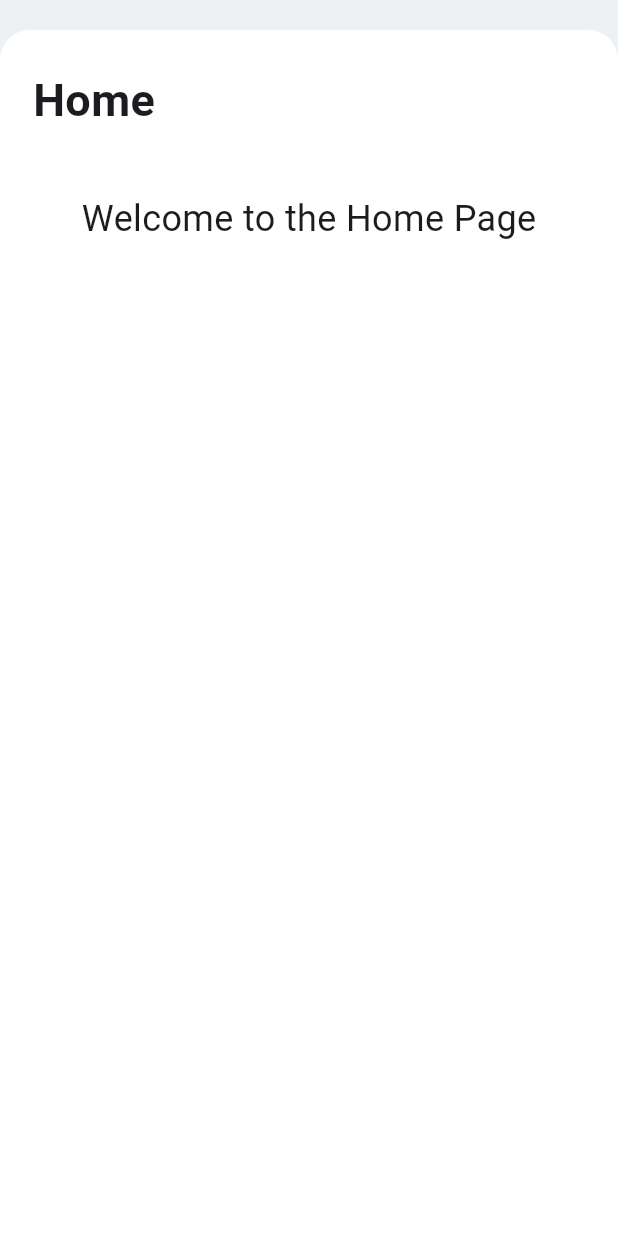
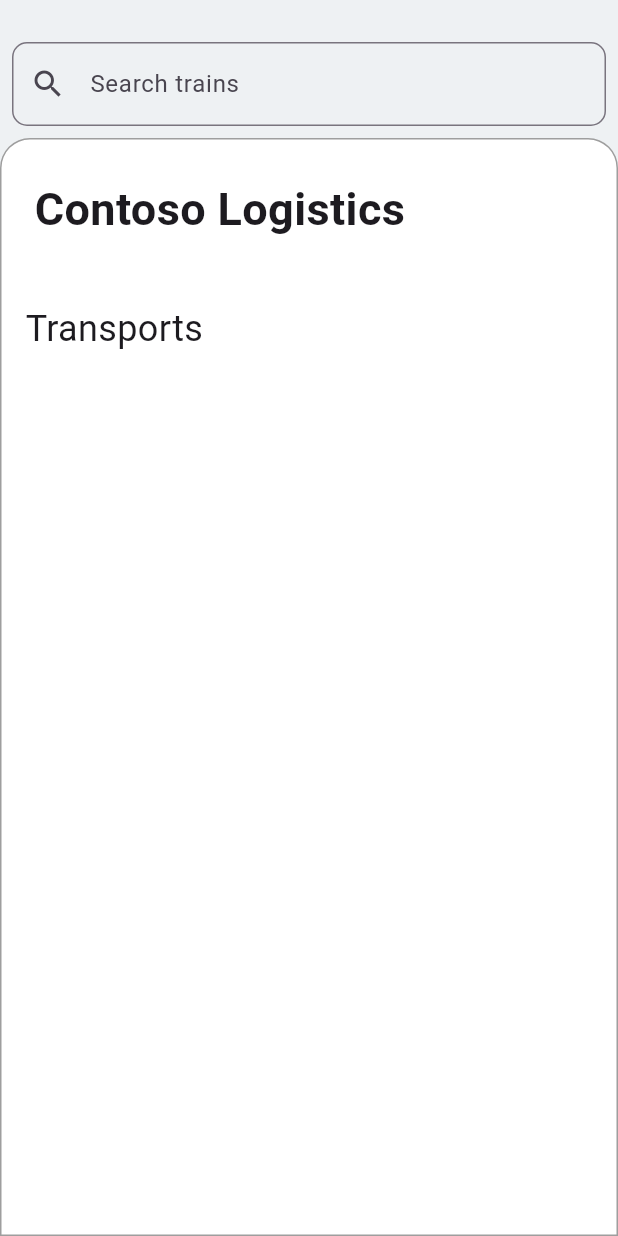
Before and after one commit to pcantaluppi/mad, a Flutter app: the HomePage screen opened directly, on a phone screen of 412 x 824 dp. Run offline on Flutter 3.47's test engine with Material 3 defaults, Android fonts, the phone set to English and light mode, and no system bars; our stand-ins replace cloud_firestore, email_validator, firebase_auth, firebase_core, flutter_dotenv; accounts and stored records are empty.

```diff
--- a/lib/components/home.dart
+++ b/lib/components/home.dart
@@ -2,6 +2,7 @@
 import 'package:flutter/material.dart';
 import 'login.dart';
 import 'package:firebase_auth/firebase_auth.dart';
+import 'package:cloud_firestore/cloud_firestore.dart';
 import '/components/common/page_header.dart';
 import '/components/common/page_heading.dart';
 
@@ -21,48 +22,106 @@ class HomePage extends StatelessWidget {
                 (Route<dynamic> route) => false,
               );
             });
-            // Return an empty container to handle the frame callback
-            return Container();
+            return Container(); // Return empty container to handle frame callback
           }
-          // User is logged in
-          return _buildHomePage(context);
+          return _HomePageStateful();
         }
-
-        // While waiting for the connection to establish, show a loading spinner
         return const Scaffold(
           body: Center(child: CircularProgressIndicator()),
         );
       },
     );
   }
+}
 
-  Widget _buildHomePage(BuildContext context) {
+class _HomePageStateful extends StatefulWidget {
+  @override
+  __HomePageStatefulState createState() => __HomePageStatefulState();
+}
+
+class __HomePageStatefulState extends State<_HomePageStateful> {
+  final TextEditingController _searchController = TextEditingController();
+  Stream<QuerySnapshot>? _tasksStream;
+
+  @override
+  void initState() {
+    super.initState();
+    _tasksStream = FirebaseFirestore.instance.collection('tasks').snapshots();
+    _searchController.addListener(_filterTasks);
+  }
+
+  void _filterTasks() {
+    if (_searchController.text.isEmpty) {
+      setState(() {
+        _tasksStream =
+            FirebaseFirestore.instance.collection('tasks').snapshots();
+      });
+    } else {
+      String searchText = _searchController.text;
+      String endString = searchText.substring(0, searchText.length - 1) +
+          String.fromCharCode(searchText.codeUnitAt(searchText.length - 1) + 1);
+      setState(() {
+        _tasksStream = FirebaseFirestore.instance
+            .collection('tasks')
+            .where('title', isGreaterThanOrEqualTo: searchText)
+            .where('title', isLessThan: endString)
+            .snapshots();
+      });
+    }
+  }
+
+  @override
+  void dispose() {
+    _searchController.dispose();
+    super.dispose();
+  }
+
+  @override
+  Widget build(BuildContext context) {
     return SafeArea(
       child: Scaffold(
         backgroundColor: const Color(0xffEEF1F3),
         body: Column(
           children: [
             const PageHeader(),
+            Padding(
+              padding: const EdgeInsets.all(8.0),
+              child: TextField(
+                controller: _searchController,
+                decoration: InputDecoration(
+                  labelText: "Search trains",
+                  hintText: "Enter train number",
+                  prefixIcon: const Icon(Icons.search),
+                  border: OutlineInputBorder(
+                    borderRadius: BorderRadius.circular(10),
+                  ),
+                  floatingLabelBehavior: FloatingLabelBehavior.never,
+                ),
+              ),
+            ),
             Expanded(
               child: Container(
-                decoration: const BoxDecoration(
+                decoration: BoxDecoration(
                   color: Colors.white,
-                  borderRadius: BorderRadius.vertical(
+                  borderRadius: const BorderRadius.vertical(
                     top: Radius.circular(20),
                   ),
+                  border: Border.all(color: Colors.grey, width: 1),
                 ),
-                child: const SingleChildScrollView(
+                child: SingleChildScrollView(
                   child: Column(
                     children: [
-                      PageHeading(title: 'Home'),
+                      const PageHeading(title: 'Contoso Logistics'),
                       Padding(
-                        padding: EdgeInsets.all(16),
+                        padding: const EdgeInsets.all(16),
                         child: Column(
+                          crossAxisAlignment: CrossAxisAlignment.start,
                           children: [
-                            Text(
-                              'Welcome to the Home Page',
+                            const Text(
+                              'Transports',
                               style: TextStyle(fontSize: 24),
                             ),
+                            _buildTaskList(), // Firestore data display
                           ],
                         ),
                       ),
@@ -76,4 +135,29 @@ class HomePage extends StatelessWidget {
       ),
     );
   }
+
+  Widget _buildTaskList() {
+    return StreamBuilder<QuerySnapshot>(
+      stream: _tasksStream,
+      builder: (context, snapshot) {
+        if (snapshot.hasError) {
+          return const Text('Something bad happened');
+        }
+        if (snapshot.connectionState == ConnectionState.waiting) {
+          return const Center(child: CircularProgressIndicator());
+        }
+        return ListView(
+          shrinkWrap: true,
+          physics: const NeverScrollableScrollPhysics(),
+          children: snapshot.data!.docs.map((DocumentSnapshot document) {
+            Map<String, dynamic> data =
+                document.data()! as Map<String, dynamic>;
+            return ListTile(
+              title: Text(data['title']),
+            );
+          }).toList(),
+        );
+      },
+    );
+  }
 }
```
